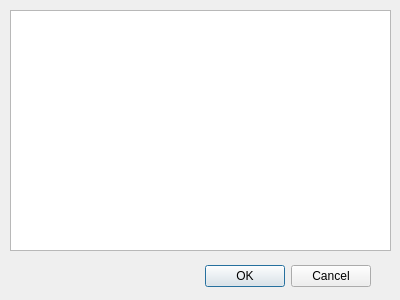
Before: the Qt Designer form src/select_program_dialog.ui in CowboyCoders/cow_player, drawn with Qt 5.
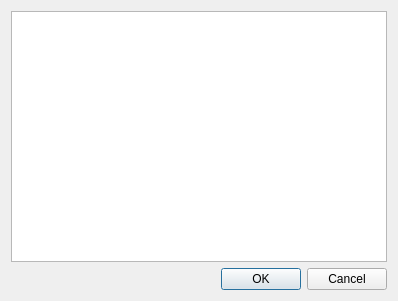
After: the same form once the commit is applied.

Commit message: select program dialog resize bug fixed

The edit to the form file:
```diff
--- a/src/select_program_dialog.ui
+++ b/src/select_program_dialog.ui
@@ -6,22 +6,19 @@
    <rect>
     <x>0</x>
     <y>0</y>
-    <width>400</width>
-    <height>300</height>
+    <width>398</width>
+    <height>301</height>
    </rect>
   </property>
   <property name="windowTitle">
    <string>Select Program</string>
   </property>
+  <layout class="QVBoxLayout" name="verticalLayout">
+   <item>
+    <widget class="QListWidget" name="program_list_"/>
+   </item>
+   <item>
   <widget class="QDialogButtonBox" name="buttonBox">
-   <property name="geometry">
-    <rect>
-     <x>30</x>
-     <y>260</y>
-     <width>341</width>
-     <height>32</height>
-    </rect>
-   </property>
    <property name="orientation">
     <enum>Qt::Horizontal</enum>
    </property>
@@ -29,16 +26,8 @@
     <set>QDialogButtonBox::Cancel|QDialogButtonBox::Ok</set>
    </property>
   </widget>
-  <widget class="QListWidget" name="program_list_">
-   <property name="geometry">
-    <rect>
-     <x>10</x>
-     <y>10</y>
-     <width>381</width>
-     <height>241</height>
-    </rect>
-   </property>
-  </widget>
+   </item>
+  </layout>
  </widget>
  <resources/>
  <connections/>
```
Lines whose indentation alone changed are shown as unchanged. The commit also changes 1 other file.
